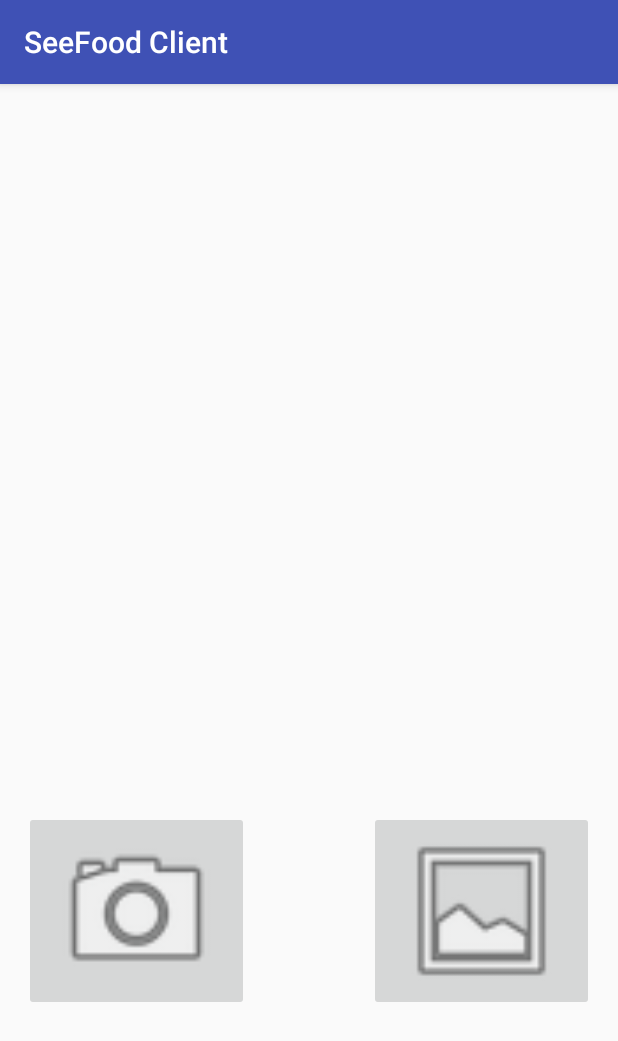
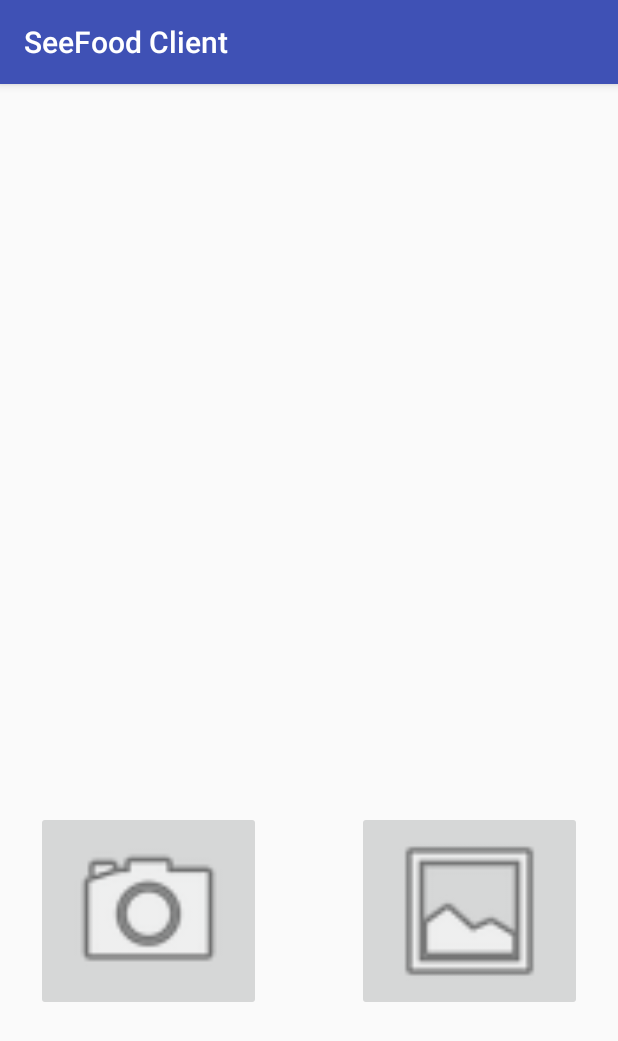
Before and after one commit to Miller189/SeeFoodSystem, an Android app: the screen it shows after launch (MainActivity), on a phone screen of 412 x 824 dp. Shown: the top 1041 px of the screen. Run offline under Robolectric (Android 15) with nearby library versions, the phone set to English and light mode, and no system bars.

Commit message:
Camera functionality, additional UI tweaks

```diff
--- a/src/client/SeeFoodClient/app/src/main/java/ceg4110/wright/edu/seefoodclient/MainActivity.java
+++ b/src/client/SeeFoodClient/app/src/main/java/ceg4110/wright/edu/seefoodclient/MainActivity.java
@@ -6,6 +6,7 @@ import android.support.v4.view.PagerAdapter;
 import android.support.v4.view.ViewPager;
 import android.support.v7.app.AppCompatActivity;
 import android.os.Bundle;
+import android.view.View;
 
 public class MainActivity extends AppCompatActivity {
 
@@ -19,7 +20,7 @@ public class MainActivity extends AppCompatActivity {
         setContentView(R.layout.activity_main);
     }
 
-    private void dispatchTakePictureIntent() {
+    public void dispatchTakePictureIntent(View view) {
         Intent takePictureIntent = new Intent(MediaStore.ACTION_IMAGE_CAPTURE);
         if (takePictureIntent.resolveActivity(getPackageManager()) != null) {
             startActivityForResult(takePictureIntent, REQUEST_IMAGE_CAPTURE);
--- a/src/client/SeeFoodClient/app/src/main/res/layout/activity_main.xml
+++ b/src/client/SeeFoodClient/app/src/main/res/layout/activity_main.xml
@@ -11,6 +11,8 @@
         android:layout_width="337dp"
         android:layout_height="318dp"
         android:layout_marginTop="16dp"
+        android:visibility="visible"
+        app:layout_constraintHorizontal_bias="0.51"
         app:layout_constraintLeft_toLeftOf="parent"
         app:layout_constraintRight_toRightOf="parent"
         app:layout_constraintTop_toTopOf="parent" />
@@ -20,10 +22,12 @@
         android:layout_width="150dp"
         android:layout_height="133dp"
         android:layout_marginBottom="16dp"
-        android:layout_marginStart="16dp"
+        android:layout_marginStart="24dp"
         android:layout_marginTop="16dp"
         android:contentDescription="@string/take_photo"
+        android:onClick="dispatchTakePictureIntent"
         android:scaleType="fitCenter"
+        android:visibility="visible"
         app:layout_constraintBottom_toBottomOf="parent"
         app:layout_constraintStart_toStartOf="parent"
         app:layout_constraintTop_toBottomOf="@+id/viewPager"
@@ -34,7 +38,7 @@
         android:layout_width="150dp"
         android:layout_height="133dp"
         android:layout_marginBottom="16dp"
-        android:layout_marginEnd="16dp"
+        android:layout_marginEnd="24dp"
         android:layout_marginTop="16dp"
         android:contentDescription="@string/access_gallery"
         android:scaleType="fitCenter"
```
Also changed, not shown: src/client/SeeFoodClient/app/src/main/res/layout/viewpager_main.xml (deleted, +0 -14 lines).
